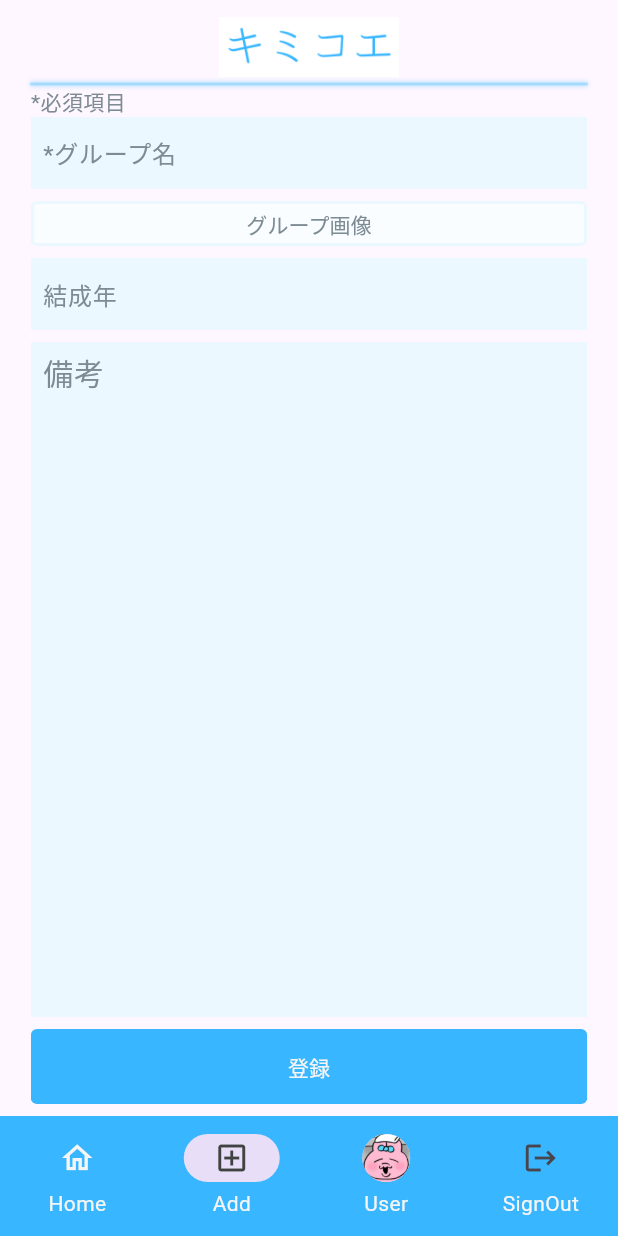
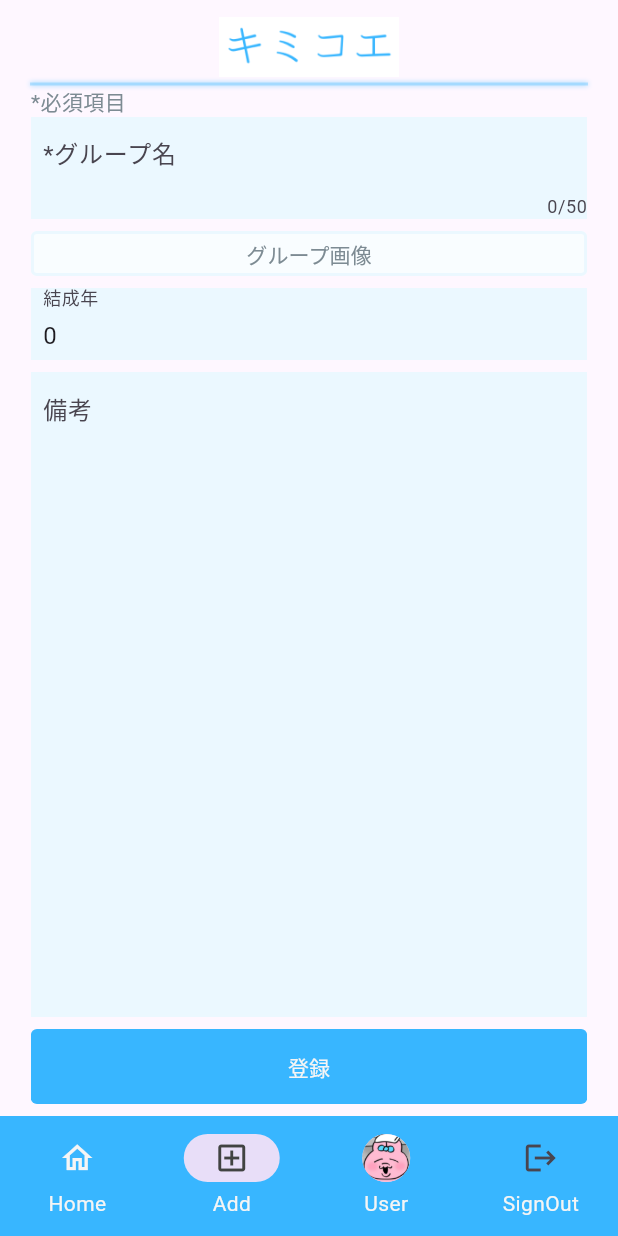
Before and after one commit to miz8462/kimikoe, a Flutter app: the AddGroupPage screen opened by its route, on a phone screen of 412 x 824 dp. Run offline on Flutter 3.47's test engine with Material 3 defaults, Android fonts, the phone set to English and light mode, and no system bars; our stand-ins replace flutter_dotenv, flutter_riverpod, flutter_svg, gap, go_router, google_sign_in and 1 more; accounts and stored records are empty; network calls fail.

Commit message:
グループ追加機能のバリデーションの実装

```diff
--- a/lib/screen/post/view/add_artist_page.dart
+++ b/lib/screen/post/view/add_artist_page.dart
@@ -33,7 +33,7 @@ class AddArtistPage extends StatelessWidget {
         ),
         Gap(spaceWidthS),
         // 備考欄
-        ExpandedTextForm(hintText: '備考'),
+        ExpandedTextForm(label: '備考'),
         Gap(spaceWidthS),
         // 登録ボタン
         StyledButton(
--- a/lib/screen/post/view/add_group_page.dart
+++ b/lib/screen/post/view/add_group_page.dart
@@ -1,37 +1,62 @@
 import 'package:flutter/material.dart';
 import 'package:gap/gap.dart';
-import 'package:go_router/go_router.dart';
 import 'package:kimikoe_app/config/config.dart';
 import 'package:kimikoe_app/widgets/expanded_text_form.dart';
 import 'package:kimikoe_app/widgets/styled_button.dart';
 
-class AddGroupPage extends StatelessWidget {
+class AddGroupPage extends StatefulWidget {
   const AddGroupPage({super.key});
+
+  @override
+  State<AddGroupPage> createState() => _AddGroupPageState();
+}
+
+class _AddGroupPageState extends State<AddGroupPage> {
+  final _formKey = GlobalKey<FormState>();
+  var _enteredName = '';
+  var _enteredYear = 0;
+  var _entered = '';
+  void _saveGroup() {
+    if (_formKey.currentState!.validate()) {
+      _formKey.currentState!.save();
+      print(_enteredName);
+    }
+  }
+
   @override
   Widget build(BuildContext context) {
-    return Column(
+    return Form(
+      key: _formKey,
+      child: Column(
         crossAxisAlignment: CrossAxisAlignment.start,
         children: [
           const Text(
             '*必須項目',
             style: TextStyle(color: textGray),
           ),
-        // アーティスト名入力
           // todo: クラスウィジェット作る
           Container(
             color: backgroundLightBlue,
             child: TextFormField(
+              maxLength: 50,
               decoration: const InputDecoration(
                 border: InputBorder.none,
-              hintText: '*グループ名',
+                label: Text('*グループ名'),
                 hintStyle: TextStyle(color: textGray),
                 contentPadding: EdgeInsets.only(left: spaceWidthS),
               ),
-            controller: TextEditingController(),
+              validator: (value) {
+                if (value == null || value.isEmpty || value.length > 50) {
+                  return 'グループ名は50文字以下にしてください。';
+                }
+                return null;
+              },
+              onSaved: (value) {
+                _enteredName = value!;
+              },
             ),
           ),
           const Gap(spaceWidthS),
-        // ユーザー画像登録ボタン
           StyledButton(
             'グループ画像',
             onPressed: () {},
@@ -45,30 +70,42 @@ class AddGroupPage extends StatelessWidget {
           Container(
             color: backgroundLightBlue,
             child: TextFormField(
+              initialValue: _enteredYear.toString(),
               decoration: const InputDecoration(
                 border: InputBorder.none,
-              hintText: '結成年',
+                label: Text('結成年'),
                 hintStyle: TextStyle(color: textGray),
                 contentPadding: EdgeInsets.only(left: spaceWidthS),
               ),
-            controller: TextEditingController(),
+              keyboardType: TextInputType.number,
+              validator: (value) {
+                if (value == null || value.isEmpty) {
+                  return null;
+                }
+                if (int.tryParse(value) == null) {
+                  return '結成年は数字を入力してください。';
+                }
+                return null;
+              },
+              onSaved: (value) {
+                _enteredYear = int.parse(value!);
+              },
             ),
           ),
           const Gap(spaceWidthS),
-        // 備考欄
-        // todo: '備考'をもっと上に表示したい
-        ExpandedTextForm(hintText: '備考'),
+          ExpandedTextForm(label: '備考'),
           const Gap(spaceWidthS),
-        // 登録ボタン
           StyledButton(
             '登録',
             onPressed: () {
-            context.go('/home');
+              _saveGroup();
+              // context.go('/home');
             },
             buttonSize: buttonL,
           ),
           const Gap(spaceWidthS),
         ],
+      ),
     );
   }
 }
--- a/lib/screen/post/view/add_member_page.dart
+++ b/lib/screen/post/view/add_member_page.dart
@@ -51,7 +51,7 @@ class AddMemberPage extends StatelessWidget {
         const Gap(spaceWidthS),
         const TextForm(hintText: 'デビュー年'),
         const Gap(spaceWidthS),
-        const ExpandedTextForm(hintText: 'その他、備考'),
+        const ExpandedTextForm(label: 'その他、備考'),
         const Gap(spaceWidthS),
         StyledButton(
           '登録',
--- a/lib/screen/post/view/add_song_page.dart
+++ b/lib/screen/post/view/add_song_page.dart
@@ -43,7 +43,7 @@ class AddSongPage extends StatelessWidget {
         Gap(spaceWidthS),
         // 備考欄
         // todo: '備考'をもっと上に表示したい
-        ExpandedTextForm(hintText: '*歌詞'),
+        ExpandedTextForm(label: '*歌詞'),
         Gap(spaceWidthS),
         // 登録ボタン
         StyledButton(
--- a/lib/widgets/expanded_text_form.dart
+++ b/lib/widgets/expanded_text_form.dart
@@ -3,11 +3,11 @@ import 'package:kimikoe_app/config/config.dart';
 
 class ExpandedTextForm extends StatelessWidget {
   const ExpandedTextForm({
-    this.hintText,
+    this.label,
     super.key,
   });
 
-  final String? hintText;
+  final String? label;
 
   @override
   Widget build(BuildContext context) {
@@ -17,12 +17,11 @@ class ExpandedTextForm extends StatelessWidget {
         child: TextFormField(
           decoration: InputDecoration(
             border: noBorder,
-            hintText: hintText,
+            label: Text(label!),
             hintStyle: const TextStyle(color: textGray, fontSize: fontM),
             contentPadding:
                 const EdgeInsets.only(left: spaceWidthS, bottom: bottomPadding),
           ),
-          controller: TextEditingController(),
           maxLines: null,
         ),
       ),
```
Lines whose indentation alone changed are shown as unchanged.
